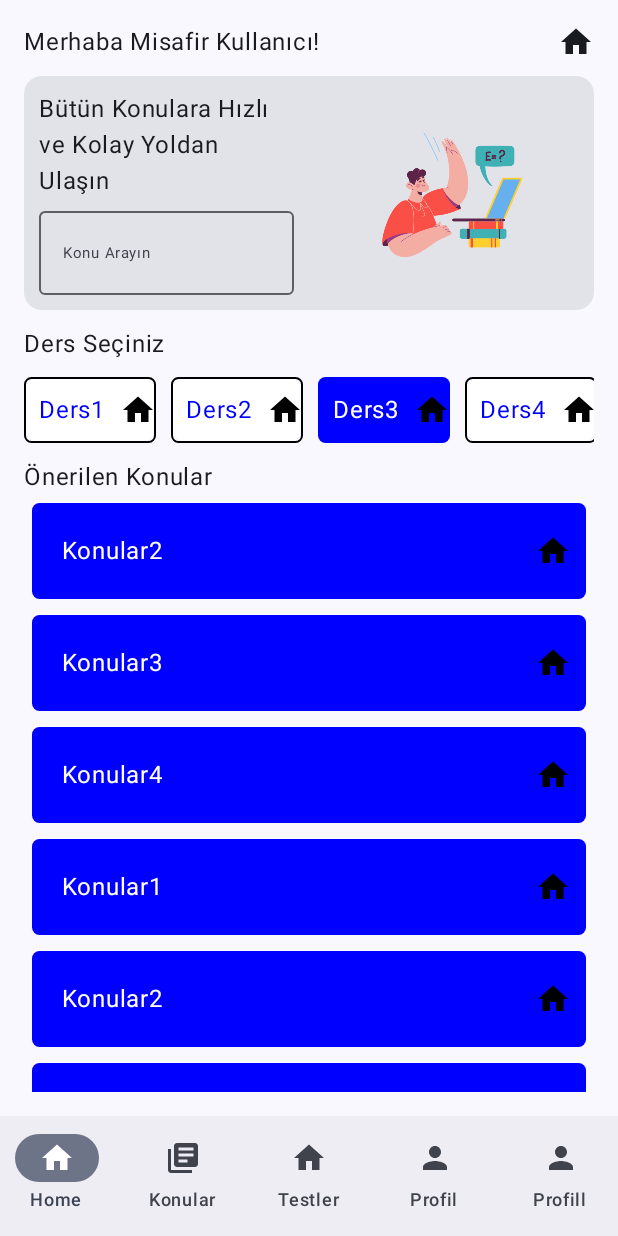
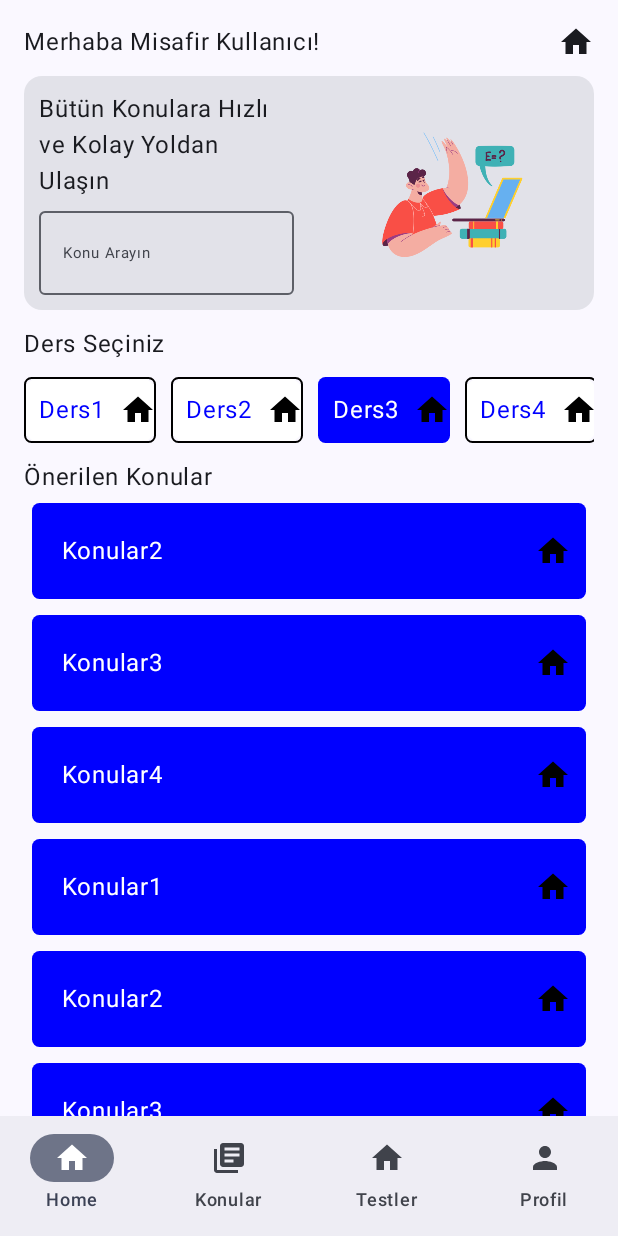
Before and after one commit to Tolgauunal/EhliyetSinavinaCalisiyorumm, an Android app built with Jetpack Compose: the screen it shows after launch (MainActivity), after a tap on "Ders3", on a phone screen of 412 x 824 dp. Run offline under Robolectric (Android 15) with nearby library versions, the phone set to English and light mode, and no system bars; 2 other taps on this screen came first.

Commit message:
Konular ve test ekranı ui temel kodlandı

```diff
--- /dev/null
+++ b/app/src/main/java/com/unallapps/ehliyetsinavinacalisiyorum/BottomNavigationBar.kt
@@ -0,0 +1,37 @@
+package com.unallapps.ehliyetsinavinacalisiyorum
+
+import androidx.compose.material.icons.Icons
+import androidx.compose.material.icons.rounded.CheckCircle
+import androidx.compose.material.icons.rounded.Home
+
+sealed class BottomBarScreen(
+    val route: String,
+    val label: String,
+    val icon: Int
+) {
+    object Home: BottomBarScreen(
+        route ="home",
+        label ="Home",
+        icon = R.drawable.home
+    )
+    object Konular: BottomBarScreen(
+        route ="konular",
+        label ="Konular",
+        icon = R.drawable.baseline_library_books_24
+    )
+    object Testler: BottomBarScreen(
+        route ="testler",
+        label ="Testler",
+        icon = R.drawable.home
+    )
+    object Profil: BottomBarScreen(
+        route ="profil",
+        label ="Profil",
+        icon = R.drawable.baseline_person_24
+    )
+    object BilgiKartlari: BottomBarScreen(
+        route ="bilgiKartlari",
+        label ="BilgiKartlari",
+        icon = R.drawable.baseline_person_24
+    )
+}
--- /dev/null
+++ b/app/src/main/java/com/unallapps/ehliyetsinavinacalisiyorum/BottomNavigationGraph.kt
@@ -0,0 +1,35 @@
+package com.unallapps.ehliyetsinavinacalisiyorum
+
+import androidx.compose.runtime.Composable
+import androidx.compose.ui.Modifier
+import androidx.navigation.NavHostController
+import androidx.navigation.compose.NavHost
+import androidx.navigation.compose.composable
+import com.unallapps.ehliyetsinavinacalisiyorum.bilgikartlari.BilgiKartlari
+import com.unallapps.ehliyetsinavinacalisiyorum.home.Home
+import com.unallapps.ehliyetsinavinacalisiyorum.konular.Konular
+import com.unallapps.ehliyetsinavinacalisiyorum.profil.Profil
+import com.unallapps.ehliyetsinavinacalisiyorum.testler.Testler
+
+@Composable
+fun BottomNavigationGraph(
+    navController: NavHostController,
+    paddingModifier: Modifier
+) {
+    NavHost(navController = navController,
+        startDestination = BottomBarScreen.Home.route
+    ) {
+        composable(route= BottomBarScreen.Home.route) {
+            Home(paddingModifier)
+        }
+        composable(route= BottomBarScreen.Konular.route) {
+            Konular(paddingModifier)
+        }
+        composable(route= BottomBarScreen.Testler.route) {
+            Testler(paddingModifier)
+        }
+        composable(route= BottomBarScreen.Profil.route) {
+            Profil(paddingModifier)
+        }
+    }
+}
--- a/app/src/main/java/com/unallapps/ehliyetsinavinacalisiyorum/MainActivity.kt
+++ b/app/src/main/java/com/unallapps/ehliyetsinavinacalisiyorum/MainActivity.kt
@@ -4,38 +4,24 @@ import android.annotation.SuppressLint
 import android.os.Bundle
 import androidx.activity.ComponentActivity
 import androidx.activity.compose.setContent
-import androidx.compose.foundation.layout.Arrangement
-import androidx.compose.foundation.layout.Box
-import androidx.compose.foundation.layout.Column
-import androidx.compose.foundation.layout.Row
+import androidx.compose.foundation.layout.RowScope
 import androidx.compose.foundation.layout.fillMaxSize
 import androidx.compose.foundation.layout.padding
-import androidx.compose.material.icons.Icons
-import androidx.compose.material.icons.filled.Home
-import androidx.compose.material.icons.filled.Person
-import androidx.compose.material3.BottomAppBar
 import androidx.compose.material3.ExperimentalMaterial3Api
 import androidx.compose.material3.Icon
 import androidx.compose.material3.MaterialTheme
 import androidx.compose.material3.NavigationBar
-import androidx.compose.material3.NavigationBarDefaults
 import androidx.compose.material3.NavigationBarItem
-import androidx.compose.material3.NavigationBarItemDefaults
 import androidx.compose.material3.Scaffold
 import androidx.compose.material3.Surface
 import androidx.compose.material3.Text
 import androidx.compose.runtime.Composable
-import androidx.compose.runtime.mutableStateOf
-import androidx.compose.runtime.remember
-import androidx.compose.ui.Alignment
 import androidx.compose.ui.Modifier
 import androidx.compose.ui.res.painterResource
 import androidx.compose.ui.tooling.preview.Preview
-import com.unallapps.ehliyetsinavinacalisiyorum.bilgikartlari.BilgiKartlari
-import com.unallapps.ehliyetsinavinacalisiyorum.home.Home
-import com.unallapps.ehliyetsinavinacalisiyorum.konular.Konular
-import com.unallapps.ehliyetsinavinacalisiyorum.profil.Profil
-import com.unallapps.ehliyetsinavinacalisiyorum.testler.Testler
+import androidx.navigation.NavHostController
+import androidx.navigation.compose.currentBackStackEntryAsState
+import androidx.navigation.compose.rememberNavController
 import com.unallapps.ehliyetsinavinacalisiyorum.ui.theme.EhliyetSinavinaCalisiyorumTheme
 
 class MainActivity : ComponentActivity() {
@@ -55,49 +41,53 @@ class MainActivity : ComponentActivity() {
 @SuppressLint("UnusedMaterial3ScaffoldPaddingParameter")
 @Composable
 fun Greeting() {
-    val navigationSelectedItem = remember { mutableStateOf(0) }
-    val navigationItem = listOf("Home", "Konular", "Testler", "Profil","Profill")
-    Scaffold(bottomBar = {
-        NavigationBar {
-            navigationItem.forEachIndexed { index, item ->
-                NavigationBarItem(selected = navigationSelectedItem.value == index,
-                    onClick = { navigationSelectedItem.value = index },
-                    icon = {
-                        when (item) {
-                            "Home" -> Icon(imageVector = Icons.Default.Home, contentDescription = "Ana Sayfa")
-                            "Konular" -> Icon(painter = painterResource(id = R.drawable.baseline_library_books_24),
-                                contentDescription = "Ana Sayfa")
-                            "Testler" -> Icon(imageVector = Icons.Default.Home, contentDescription = "Testler")
-                            "Profil" -> Icon(imageVector = Icons.Default.Person, contentDescription = "Profil")
-                            "Profill" -> Icon(imageVector = Icons.Default.Person, contentDescription = "Profil")
-                        }
-                    },
-                    label = {
-                        Text(text = item)
-                    })
-            }
+    val navController = rememberNavController()
+    Scaffold(
+        bottomBar = { AppBottomBar(navController = navController) },
+    ) //content:
+    {paddingValues->
+        BottomNavigationGraph(
+            navController = navController,
+            paddingModifier = Modifier.padding(paddingValues)
+        )
+    }
+}
+@Composable
+fun AppBottomBar(navController: NavHostController) {
+    val screens = listOf(
+        BottomBarScreen.Home,
+        BottomBarScreen.Konular,
+        BottomBarScreen.Testler,
+        BottomBarScreen.Profil
+    )
+    NavigationBar() {
+        screens.forEach { screen ->
+            AddItem(
+                screen = screen,
+                navController = navController
+            )
         }
-    }, content = {
-        Box(modifier = Modifier.padding(it)) {
-            if (navigationSelectedItem.value == 0) {
-                Home()
-            }
-            if (navigationSelectedItem.value == 1) {
-                Konular()
-            }
-            if (navigationSelectedItem.value == 2) {
-                Testler()
-            }
-            if (navigationSelectedItem.value == 3) {
-                Profil()
-            }
-            if (navigationSelectedItem.value == 4) {
-                BilgiKartlari(1)
-            }
+    }
+}
+@Composable
+fun RowScope.AddItem(
+    screen: BottomBarScreen,
+    navController: NavHostController
+) {
+    val backStackEntry = navController.currentBackStackEntryAsState()
+    NavigationBarItem(
+        label = {
+            Text(text = screen.label)
+        },
+        icon = {
+            Icon(painter = painterResource(id = screen.icon), contentDescription = screen.label)
+        },
+        selected = screen.route == backStackEntry.value?.destination?.route,
+        onClick = {
+            navController.navigate(screen.route)
         }
-    })
+    )
 }
-
 @Preview(showBackground = true, showSystemUi = true)
 @Composable
 fun GreetingPreview() {
```
Also changed, not shown: app/src/main/java/com/unallapps/ehliyetsinavinacalisiyorum/Navigation.kt (added, +11 -0 lines), app/src/main/java/com/unallapps/ehliyetsinavinacalisiyorum/NavigationGraph.kt (added, +17 -0 lines), app/src/main/java/com/unallapps/ehliyetsinavinacalisiyorum/bilgikartlari/BilgiKartlari.kt (+1 -15 lines), app/src/main/java/com/unallapps/ehliyetsinavinacalisiyorum/home/Home.kt (+53 -10 lines), app/src/main/java/com/unallapps/ehliyetsinavinacalisiyorum/konular/Konular.kt (+1 -7 lines), app/src/main/java/com/unallapps/ehliyetsinavinacalisiyorum/profil/Profil.kt (+1 -16 lines), app/src/main/java/com/unallapps/ehliyetsinavinacalisiyorum/testler/TestlerNav.kt (+1 -7 lines).
